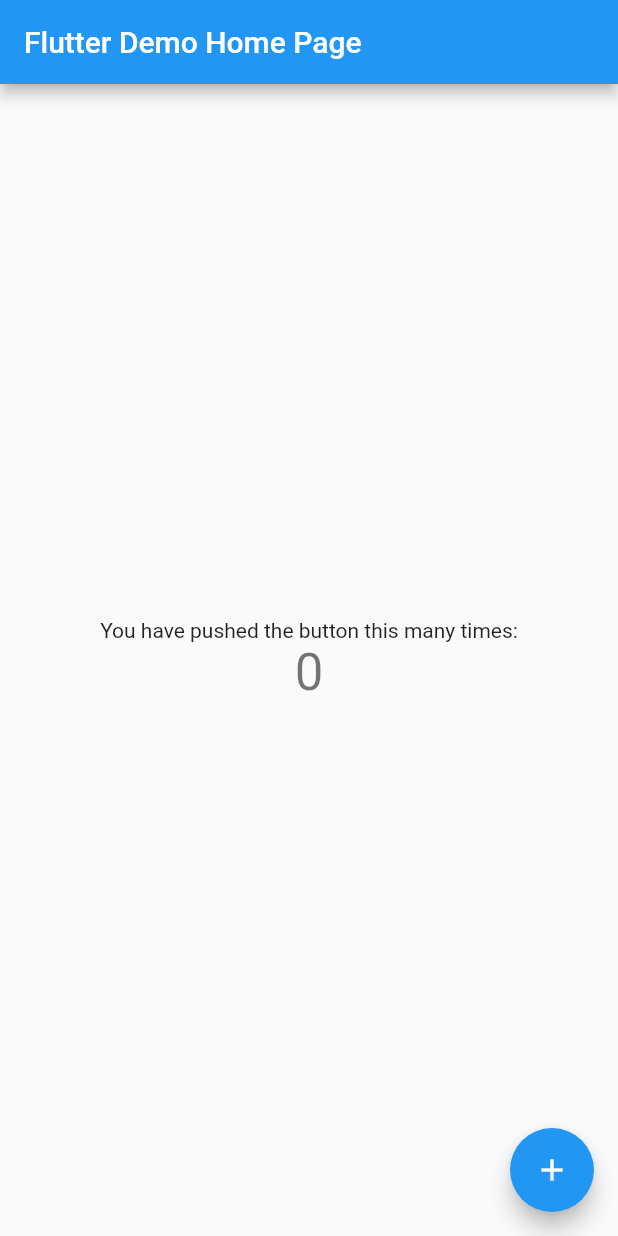
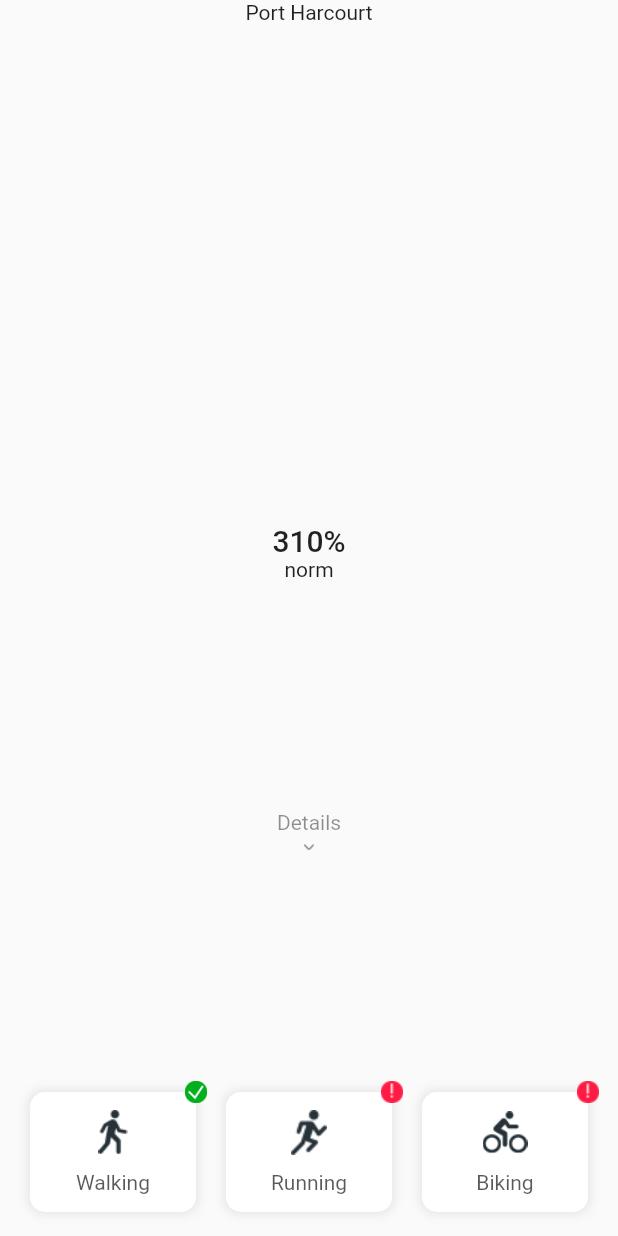
Before and after one commit to codeflames/airCheck, a Flutter app: the screen it shows after launch, on a phone screen of 412 x 824 dp. Run offline on Flutter 3.47's test engine with Material 2 defaults, Android fonts, the phone set to English and light mode, and no system bars.

Commit message:
the home screen updated

```diff
--- /dev/null
+++ b/lib/app/air_check.dart
@@ -0,0 +1,17 @@
+import 'package:aircheck/ui/home/home_page.dart';
+import 'package:flutter/material.dart';
+
+class AirCheck extends StatelessWidget {
+  @override
+  Widget build(BuildContext context) {
+    return MaterialApp(
+      title: 'Flutter Demo',
+      debugShowCheckedModeBanner: false,
+      theme: ThemeData(
+        primarySwatch: Colors.blue,
+        visualDensity: VisualDensity.adaptivePlatformDensity,
+      ),
+      home: HomePage(title: 'Flutter Demo Home Page'),
+    );
+  }
+}
--- a/lib/main.dart
+++ b/lib/main.dart
@@ -1,72 +1,6 @@
+import 'package:aircheck/app/air_check.dart';
 import 'package:flutter/material.dart';
 
 void main() {
-  runApp(MyApp());
+  runApp(AirCheck());
 }
-
-class MyApp extends StatelessWidget {
-  @override
-  Widget build(BuildContext context) {
-    return MaterialApp(
-      title: 'Flutter Demo',
-      theme: ThemeData(
-        primarySwatch: Colors.blue,
-        visualDensity: VisualDensity.adaptivePlatformDensity,
-      ),
-      home: MyHomePage(title: 'Flutter Demo Home Page'),
-    );
-  }
-}
-
-class MyHomePage extends StatefulWidget {
-  MyHomePage({Key key, this.title}) : super(key: key);
-
-  final String title;
-
-  @override
-  _MyHomePageState createState() => _MyHomePageState();
-}
-
-class _MyHomePageState extends State<MyHomePage> {
-  int _counter = 0;
-
-  void _incrementCounter() {
-    setState(() {
-      _counter++;
-    });
-  }
-
-  @override
-  Widget build(BuildContext context) {
-    //
-
-    return Scaffold(
-      appBar: AppBar(
-        title: Text(widget.title),
-      ),
-      body: Center(
-        child: Column(
-          //
-
-          //
-
-          mainAxisAlignment: MainAxisAlignment.center,
-          children: <Widget>[
-            Text(
-              'You have pushed the button this many times:',
-            ),
-            Text(
-              '$_counter',
-              style: Theme.of(context).textTheme.headline4,
-            ),
-          ],
-        ),
-      ),
-      floatingActionButton: FloatingActionButton(
-        onPressed: _incrementCounter,
-        tooltip: 'Increment',
-        child: Icon(Icons.add),
-      ),
-    );
-  }
-}
--- /dev/null
+++ b/lib/ui/home/home_page.dart
@@ -0,0 +1,86 @@
+import 'package:aircheck/ui/home/widgets/activities_widget.dart';
+import 'package:aircheck/ui/home/widgets/activity_widget.dart';
+import 'package:aircheck/ui/home/widgets/animated_percentage_widget.dart';
+import 'package:flutter/material.dart';
+
+class HomePage extends StatefulWidget {
+  HomePage({Key key, this.title}) : super(key: key);
+
+  final String title;
+
+  @override
+  _HomePageState createState() => _HomePageState();
+}
+
+class _HomePageState extends State<HomePage> {
+  @override
+  Widget build(BuildContext context) {
+    return Scaffold(
+      body: SafeArea(
+        child: Column(
+          crossAxisAlignment: CrossAxisAlignment.stretch,
+          children: <Widget>[
+            _buildTitle(),
+            _buildExpandedContent(),
+            _buildActivitiesWidget(),
+          ],
+        ),
+      ),
+    );
+  }
+}
+
+Widget _buildAirPollutionContent() {
+  return Column(
+    mainAxisAlignment: MainAxisAlignment.center,
+    children: <Widget>[
+      AnimatedPercentageWidget(fromValue: 0, toValue: 310),
+      Text("norm"),
+    ],
+  );
+}
+
+Widget _buildTitle() {
+  return Text(
+    "Port Harcourt",
+    textAlign: TextAlign.center,
+  );
+}
+
+Widget _buildActivitiesWidget() {
+  return Padding(
+    padding: EdgeInsets.only(bottom: 16),
+    child: ActivitiesWidget(
+      activities: {
+        ActivityType.walking: ActivityQuality.good,
+        ActivityType.running: ActivityQuality.bad,
+        ActivityType.biking: ActivityQuality.bad,
+      },
+    ),
+  );
+}
+
+Widget _buildDetailsWidget() {
+  return Expanded(
+    child: Column(
+      mainAxisAlignment: MainAxisAlignment.center,
+      children: <Widget>[
+        Opacity(opacity: 0.5, child: Text("Details")),
+        SizedBox(height: 5),
+        Image.asset("assets/images/icon_arrow_down.png", width: 7, height: 7),
+      ],
+    ),
+  );
+}
+
+Widget _buildExpandedContent() {
+  return Expanded(
+    child: Column(
+      children: <Widget>[
+        Expanded(child: Container()),
+        _buildAirPollutionContent(),
+        _buildDetailsWidget(),
+      ],
+    ),
+  );
+}
--- /dev/null
+++ b/lib/ui/home/widgets/activities_widget.dart
@@ -0,0 +1,51 @@
+import 'package:aircheck/ui/home/widgets/activity_widget.dart';
+import 'package:flutter/material.dart';
+
+abstract class _Constants {
+  static const double iconSize = 30.0;
+  static const double itemSpacing = 20.0;
+  static const double badgeSize = 15.0;
+}
+
+class ActivitiesWidget extends StatelessWidget {
+  const ActivitiesWidget({
+    Key key,
+    this.activities,
+  }) : super(key: key);
+
+  final Map<ActivityType, ActivityQuality> activities;
+  @override
+  Widget build(BuildContext context) {
+    return Row(
+      mainAxisAlignment: MainAxisAlignment.spaceEvenly,
+      children: _buildActivities(),
+    );
+  }
+
+  // the other widgets involved.
+  Widget _buildSpacing() {
+    return SizedBox(
+      width: _Constants.itemSpacing - _Constants.badgeSize / 2,
+    );
+  }
+
+  List<Widget> _buildActivities() {
+    List<Widget> widgets = [
+      SizedBox(
+        width: _Constants.itemSpacing,
+      )
+    ];
+
+    activities.forEach((activityType, activityQuality) {
+      widgets
+        ..add(
+          ActivityWidget(
+            activityType: activityType,
+            activityQuality: activityQuality,
+          ),
+        )
+        ..add(_buildSpacing());
+    });
+    return widgets;
+  }
+}
--- /dev/null
+++ b/lib/ui/home/widgets/activity_widget.dart
@@ -0,0 +1,136 @@
+import 'package:flutter/material.dart';
+
+enum ActivityType { walking, running, biking }
+enum ActivityQuality { good, bad }
+
+abstract class _Constants {
+  static const double iconSize = 30;
+  static const double itemSpacing = 20;
+  static const double badgeSize = 15;
+}
+
+class ActivityWidget extends StatelessWidget {
+  final ActivityType activityType;
+  final ActivityQuality activityQuality;
+
+  const ActivityWidget({Key key, this.activityType, this.activityQuality})
+      : super(key: key);
+
+  @override
+  Widget build(BuildContext context) {
+    return Expanded(
+      child: Stack(
+        children: <Widget>[
+          Padding(
+            padding: EdgeInsets.only(
+                top: _Constants.badgeSize / 2, right: _Constants.badgeSize / 2),
+            child: _buildActivityContainer(
+                context,
+                _imageForActivityType(activityType),
+                _titleForActivityType(activityType)),
+          ),
+          Positioned(
+            child: _buildWarningBadge(activityQuality),
+            right: 0,
+            top: 0,
+          )
+        ],
+      ),
+    );
+  }
+
+  Widget _buildWarningBadge(ActivityQuality quality) {
+    switch (quality) {
+      case ActivityQuality.good:
+        return Container(
+          width: _Constants.badgeSize,
+          height: _Constants.badgeSize,
+          child: Image.asset("assets/images/icon_good.png"),
+        );
+      case ActivityQuality.bad:
+        return Container(
+          width: _Constants.badgeSize,
+          height: _Constants.badgeSize,
+          child: Image.asset("assets/images/icon_warning.png"),
+        );
+    }
+    return Container();
+  }
+
+  Widget _buildActivityContainer(
+    BuildContext context,
+    Image activityIcon,
+    String title,
+  ) {
+    return Container(
+      decoration: BoxDecoration(
+          color: Colors.white,
+          borderRadius: BorderRadius.all(Radius.circular(10)),
+          boxShadow: [
+            BoxShadow(
+              color: Colors.grey.withAlpha(60),
+              blurRadius: 5.0,
+              spreadRadius: 1.0,
+            ),
+          ]),
+      child: Padding(
+        padding: EdgeInsets.symmetric(vertical: 12, horizontal: 16),
+        child: Center(
+          child: _buildActivityColumn(context, activityIcon, title),
+        ),
+      ),
+    );
+  }
+
+  Widget _buildActivityColumn(
+    BuildContext context,
+    Image activityIcon,
+    String title,
+  ) {
+    return Column(
+      mainAxisAlignment: MainAxisAlignment.center,
+      children: <Widget>[
+        SizedBox(
+          width: _Constants.iconSize,
+          height: _Constants.iconSize,
+          child: activityIcon,
+        ),
+        SizedBox(height: 10),
+        Opacity(
+          opacity: 0.75,
+          child: Text(
+            title,
+            maxLines: 1,
+            overflow: TextOverflow.ellipsis,
+          ),
+        )
+      ],
+    );
+  }
+
+  Image _imageForActivityType(ActivityType activityType) {
+    switch (activityType) {
+      case ActivityType.walking:
+        return Image.asset("assets/images/icon_walking.png");
+      case ActivityType.running:
+        return Image.asset("assets/images/icon_run.png");
+      case ActivityType.biking:
+        return Image.asset("assets/images/icon_cycle.png");
+    }
+
+    return null;
+  }
+
+  String _titleForActivityType(ActivityType activityType) {
+    switch (activityType) {
+      case ActivityType.walking:
+        return "Walking";
+      case ActivityType.running:
+        return "Running";
+      case ActivityType.biking:
+        return "Biking";
+    }
+
+    return null;
+  }
+}
--- /dev/null
+++ b/lib/ui/home/widgets/animated_percentage_widget.dart
@@ -0,0 +1,60 @@
+import 'package:flutter/material.dart';
+
+class AnimatedPercentageWidget extends StatefulWidget {
+  const AnimatedPercentageWidget({
+    Key key,
+    @required this.fromValue,
+    @required this.toValue,
+    this.duration = const Duration(milliseconds: 1500),
+  })  : assert(fromValue != null),
+        assert(toValue != null),
+        assert(fromValue <= toValue),
+        assert(duration != null),
+        super(key: key);
+
+  final double fromValue;
+  final double toValue;
+  final Duration duration;
+
+  @override
+  State<StatefulWidget> createState() => _AnimatedPercentageWidgetState();
+}
+
+class _AnimatedPercentageWidgetState extends State<AnimatedPercentageWidget>
+    with SingleTickerProviderStateMixin {
+  Animation<double> _animation;
+  AnimationController _controller;
+
+  String _number;
+
+  @override
+  void initState() {
+    super.initState();
+
+    _controller = AnimationController(
+      duration: widget.duration,
+      vsync: this,
+    );
+
+    _animation = Tween<double>(begin: widget.fromValue, end: widget.toValue)
+        .animate(_controller)
+          ..addListener(() {
+            setState(() {
+              _number = _animation.value.toStringAsFixed(0);
+            });
+          });
+
+    _controller.forward();
+  }
+
+  @override
+  Future<void> dispose() async {
+    _controller.dispose();
+
+    super.dispose();
+  }
+
+  @override
+  Widget build(BuildContext context) =>
+      Text("$_number%", style: Theme.of(context).textTheme.headline6);
+}
--- a/pubspec.yaml
+++ b/pubspec.yaml
@@ -45,8 +45,8 @@ flutter:
   uses-material-design: true
 
   # To add assets to your application, add an assets section, like this:
-  # assets:
-  #   - images/a_dot_burr.jpeg
+  assets:
+    - assets/images/
   #   - images/a_dot_ham.jpeg
 
   # An image asset can refer to one or more resolution-specific "variants", see
```
Also changed, not shown: assets/images/icon_good.png (added), 1 other file.
